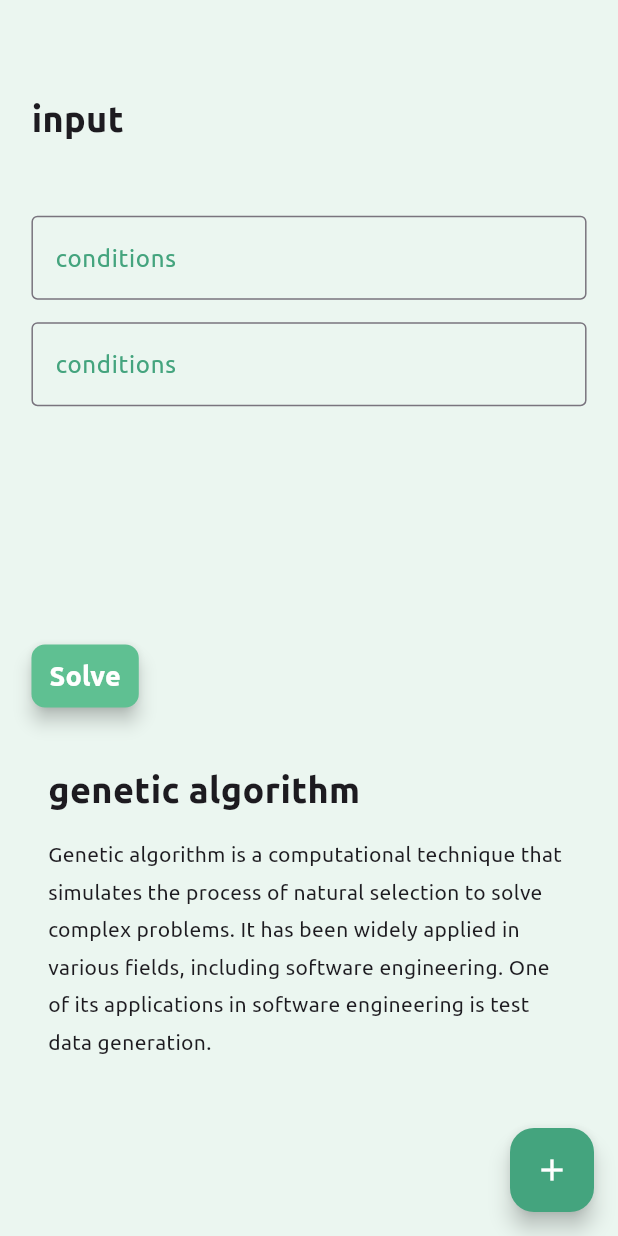
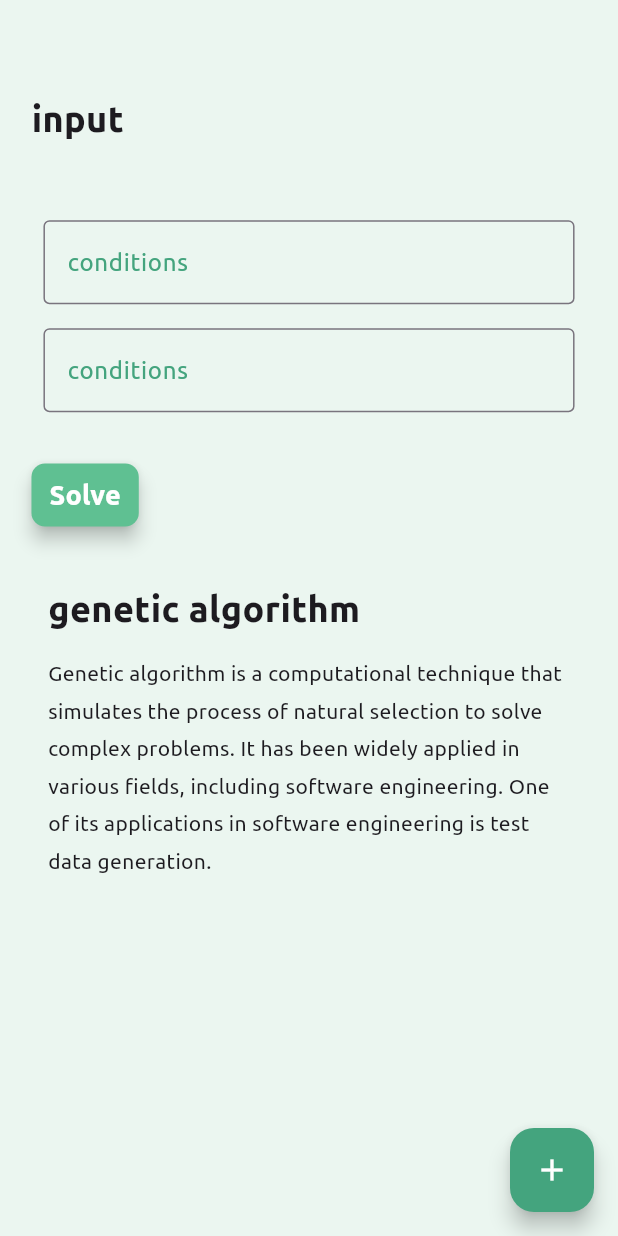
Before and after one commit to OmidHaqi/test_data_gen_v1, a Flutter app: the InputCondition screen opened directly, on a phone screen of 412 x 824 dp. Run offline on Flutter 3.47's test engine with Material 3 defaults, Android fonts, the phone set to English and light mode, and no system bars; our stand-ins replace flutter_spinkit.

Commit message:
fixListViewForTxtFeilds

```diff
--- a/lib/views/home_page.dart
+++ b/lib/views/home_page.dart
@@ -1,6 +1,6 @@
 import 'package:flutter/cupertino.dart';
 import 'package:flutter/material.dart';
-import 'package:test_data_gen/views/inputCondition.dart';
+import 'package:test_data_gen/views/input_condition.dart';
 import 'package:test_data_gen/views/res/paths.dart';
 import 'package:test_data_gen/views/res/strings.dart';
 
--- a/lib/views/inputCondition.dart
+++ b/lib/views/input_condition.dart
@@ -1,54 +1,31 @@
 import 'package:flutter/material.dart';
 
 class InputCondition extends StatefulWidget {
+  const InputCondition({super.key});
+
   @override
   State<InputCondition> createState() => _InputConditionState();
 }
 
 class _InputConditionState extends State<InputCondition> {
-  static List<TextEditingController> controllers = [
-    TextEditingController(),
-    TextEditingController(),
-    TextEditingController(),
-    TextEditingController(),
-    TextEditingController(),
-    TextEditingController(),
-    TextEditingController(),
-    TextEditingController(),
+  static List<String> expressions = [];
+
+  List<TextEditingController> controllers = [
     TextEditingController(),
     TextEditingController(),
   ];
-  static List<String> expressions = [];
-  List<TextFormField> fields = [
-    TextFormField(
-      controller: TextEditingController(),
-      decoration: const InputDecoration(
-        labelStyle: TextStyle(color: Color.fromARGB(255, 68, 164, 126)),
-        labelText: 'conditions',
-        focusedBorder: OutlineInputBorder(
-          borderSide:
-              BorderSide(color: Color.fromARGB(255, 68, 164, 126), width: 2),
-        ),
-        border: OutlineInputBorder(
-            borderSide: BorderSide(
-                width: 2, color: Color.fromARGB(255, 207, 233, 217))),
-      ),
-    ),
-    TextFormField(
-      controller: TextEditingController(),
-      decoration: const InputDecoration(
-        labelStyle: TextStyle(color: Color.fromARGB(255, 68, 164, 126)),
-        labelText: 'conditions',
-        focusedBorder: OutlineInputBorder(
-          borderSide:
-              BorderSide(color: Color.fromARGB(255, 68, 164, 126), width: 2),
-        ),
-        border: OutlineInputBorder(
-            borderSide: BorderSide(
-                width: 2, color: Color.fromARGB(255, 207, 233, 217))),
-      ),
-    ),
-  ];
+
+  void addTextField() {
+    controllers.add(TextEditingController());
+  }
+
+  @override
+  void initState() {
+    super.initState();
+    for (int i = 0; i < controllers.length; i++) {
+      controllers[i] = TextEditingController();
+    }
+  }
 
   @override
   Widget build(BuildContext context) {
@@ -56,7 +33,7 @@ class _InputConditionState extends State<InputCondition> {
     double sizeW = MediaQuery.of(context).size.width;
     return SafeArea(
       child: Scaffold(
-        backgroundColor: Color.fromARGB(255, 235, 246, 240),
+        backgroundColor: const Color.fromARGB(255, 235, 246, 240),
         body: SingleChildScrollView(
           child: Column(
             children: [
@@ -76,22 +53,39 @@ class _InputConditionState extends State<InputCondition> {
                     sizeW / 19.65, sizeH / 25.058823529, sizeW / 19.65, 0),
                 child: Container(
                   constraints: const BoxConstraints(
-                    minHeight:100 ,
+                    minHeight: 100,
                     minWidth: double.infinity,
                     maxHeight: 330,
+                    maxWidth: double.infinity
+                  ),
+                  padding: const EdgeInsets.only(top: 10),
+                  child: ListView(
+                    shrinkWrap: true,
+                    children: [
+                      for (int i = 0; i < controllers.length; i++)
+                        Padding(
+                          padding: const EdgeInsets.all(8.0),
+                          child: TextFormField(
 
-                  ),
+                            controller: controllers[i],
+                            decoration: const InputDecoration(
 
-                  padding: EdgeInsets.only(top: 10),
-                  height: sizeH / 3,
-                  width: sizeW / 1.113314448,
-                  child: ListView(
-                    children: fields
-                        .map((textFormField) => Container(
-                              padding: EdgeInsets.only(bottom: 10, top: 5),
-                              child: textFormField,
-                            ))
-                        .toList(),
+                              labelStyle: TextStyle(
+                                  color: Color.fromARGB(255, 68, 164, 126)),
+                              labelText: 'conditions',
+                              focusedBorder: OutlineInputBorder(
+                                borderSide: BorderSide(
+                                    color: Color.fromARGB(255, 68, 164, 126),
+                                    width: 2),
+                              ),
+                              border: OutlineInputBorder(
+                                  borderSide: BorderSide(
+                                      width: 2,
+                                      color: Color.fromARGB(255, 207, 233, 217))),
+                            ),
+                          ),
+                        ),
+                    ],
                   ),
                 ),
               ),
@@ -103,18 +97,11 @@ class _InputConditionState extends State<InputCondition> {
                   child: TextButton(
                     onPressed: () {
                       expressions.clear();
-                      for (var i = 0; i < fields.length; i++) {
-                        expressions.add("${fields[i].controller!.text}");
+                      for (var i = 0; i < controllers.length; i++) {
+                        expressions.add(controllers[i].text);
                       }
                       print(expressions);
                     },
-                    child: Text(
-                      "Solve",
-                      style: TextStyle(
-                          color: Colors.white,
-                          fontSize: 18,
-                          fontWeight: FontWeight.bold),
-                    ),
                     style: ButtonStyle(
                         elevation: MaterialStateProperty.all(5),
                         shadowColor: MaterialStateProperty.all(Colors.black),
@@ -122,8 +109,15 @@ class _InputConditionState extends State<InputCondition> {
                           RoundedRectangleBorder(
                               borderRadius: BorderRadius.circular(9)),
                         ),
-                        backgroundColor: MaterialStatePropertyAll(
+                        backgroundColor: const MaterialStatePropertyAll(
                             Color.fromARGB(255, 95, 192, 146))),
+                    child: const Text(
+                      "Solve",
+                      style: TextStyle(
+                          color: Colors.white,
+                          fontSize: 18,
+                          fontWeight: FontWeight.bold),
+                    ),
                   ),
                 ),
               ),
@@ -135,7 +129,7 @@ class _InputConditionState extends State<InputCondition> {
                   height: sizeH / 4,
                   child: Column(
                     children: [
-                      Align(
+                      const Align(
                           alignment: Alignment.centerLeft,
                           child: Text(
                             "genetic algorithm",
@@ -145,7 +139,7 @@ class _InputConditionState extends State<InputCondition> {
                       SizedBox(
                         height: sizeH / 56.8,
                       ),
-                      Text(
+                      const Text(
                         "Genetic algorithm is a computational technique that simulates the process of natural selection to solve complex problems. It has been widely applied in various fields, including software engineering. One of its applications in software engineering is test data generation.",
                         style: TextStyle(
                             fontWeight: FontWeight.w400, height: 1.75),
@@ -160,13 +154,12 @@ class _InputConditionState extends State<InputCondition> {
         floatingActionButton: FloatingActionButton(
           onPressed: () {
             setState(() {
-              fields.add(field);
-              controllers.add(TextEditingController());
+              addTextField();
             });
           },
-          backgroundColor: Color.fromARGB(255, 68, 164, 126),
+          backgroundColor: const Color.fromARGB(255, 68, 164, 126),
           tooltip: 'Add Text Field',
-          child: Icon(
+          child: const Icon(
             Icons.add,
             color: Colors.white,
           ),
@@ -175,18 +168,4 @@ class _InputConditionState extends State<InputCondition> {
     );
   }
 
-  TextFormField field =     TextFormField(
-      controller: TextEditingController(),
-      decoration: const InputDecoration(
-        labelStyle: TextStyle(color: Color.fromARGB(255, 68, 164, 126)),
-        labelText: 'conditions',
-        focusedBorder: OutlineInputBorder(
-          borderSide:
-              BorderSide(color: Color.fromARGB(255, 68, 164, 126), width: 2),
-        ),
-        border: OutlineInputBorder(
-            borderSide: BorderSide(
-                width: 2, color: Color.fromARGB(255, 207, 233, 217))),
-      ),
-    );
 }
```
Also changed, not shown: pubspec.lock, 1 other file.
